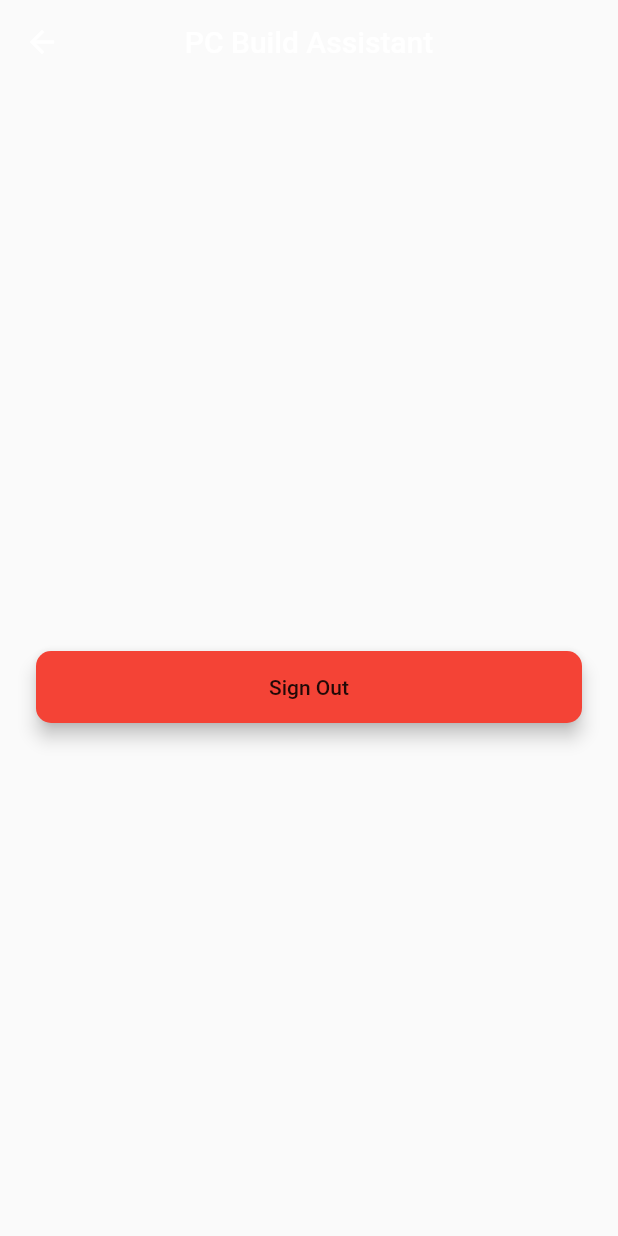
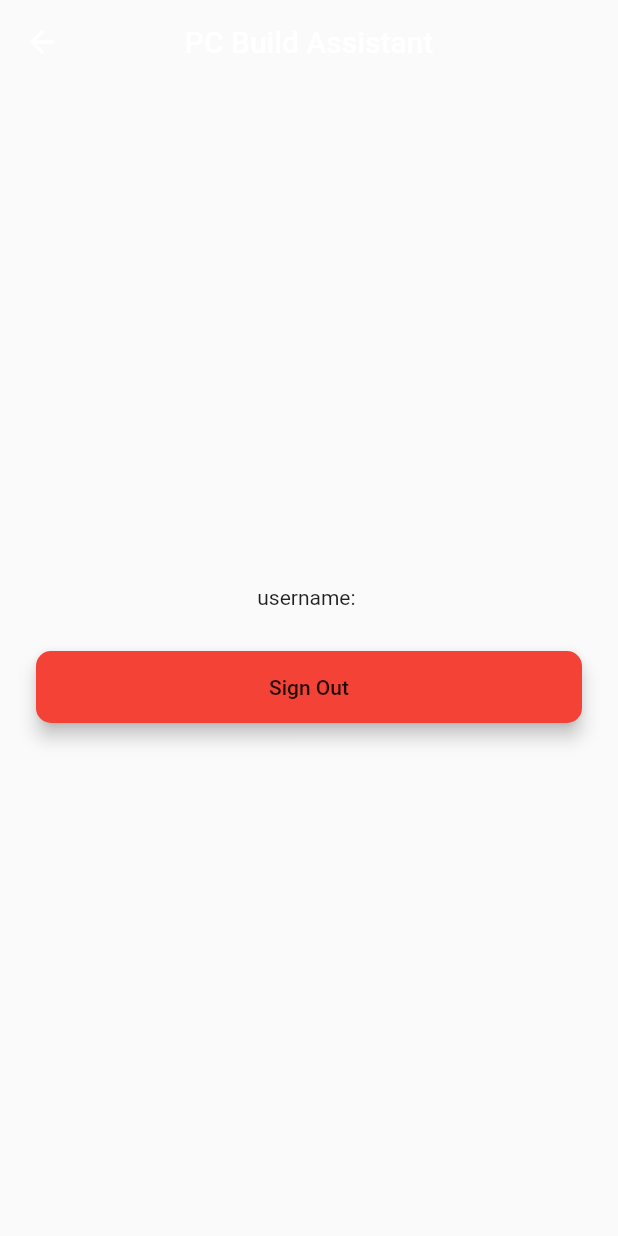
Before and after one commit to ryanhossain9797/PC-Build-Assistant, a Flutter app: the HomeScreen screen opened by its route, on a phone screen of 412 x 824 dp. Run offline on Flutter 3.47's test engine with Material 2 defaults, Android fonts, the phone set to English and light mode, and no system bars; our stand-ins replace animated_text_kit, firebase_auth, google_sign_in, modal_progress_hud; accounts and stored records are empty.

Commit message:
Added username  message to Home Screen

```diff
--- a/lib/screens/home_screen.dart
+++ b/lib/screens/home_screen.dart
@@ -49,7 +49,7 @@ class _HomeScreenState extends State<HomeScreen> {
           crossAxisAlignment: CrossAxisAlignment.stretch,
           children: <Widget>[
             Center(
-              child: Text(userName),
+              child: Text("username: " + userName),
             ),
             SizedBox.fromSize(size: Size(1, 20)),
             Padding(
```
